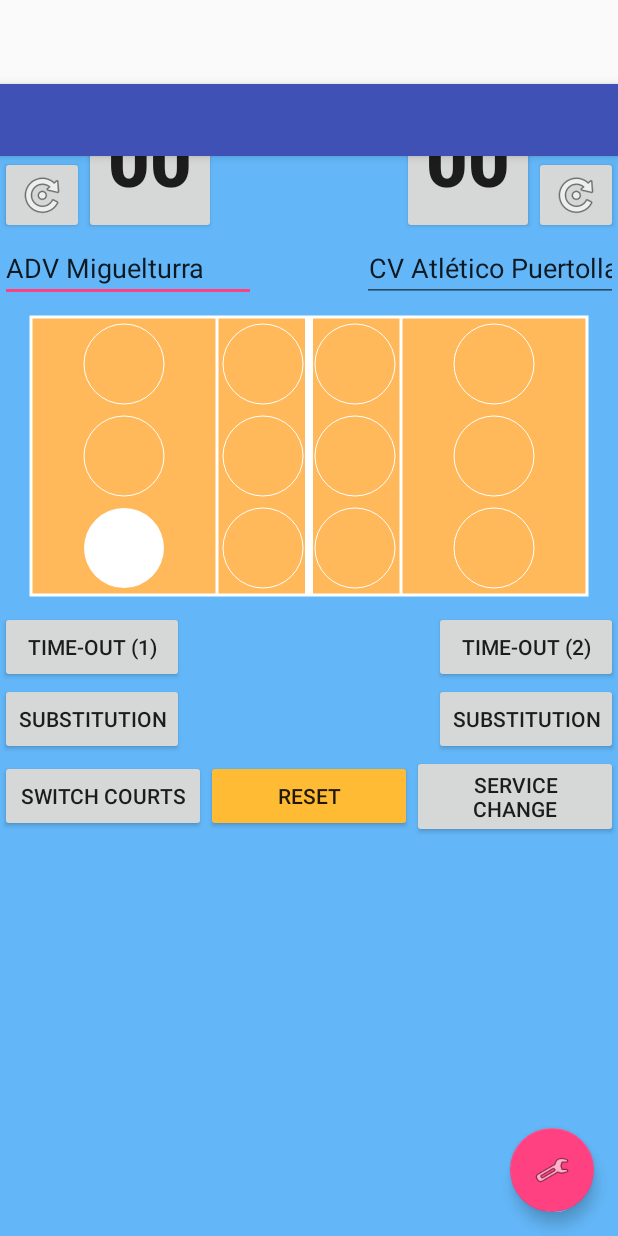
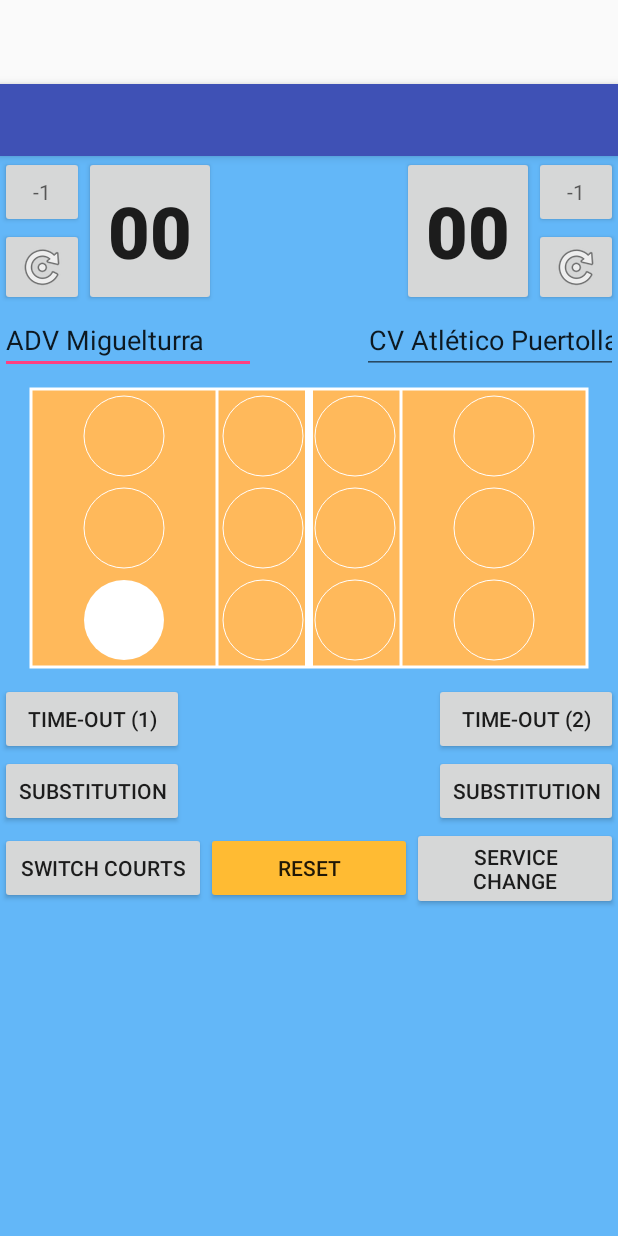
Before and after one commit to ilvidel/second-referee, an Android app: the layout activity_main.xml on its own in the app's theme, with its tools: preview values and no code run, on a phone screen of 412 x 824 dp. Run offline under Robolectric (Android 15) with nearby library versions, the phone set to English and light mode, and no system bars.

Commit message:
layout and i18n improvements

```diff
--- a/app/src/main/res/layout-land/activity_main.xml
+++ b/app/src/main/res/layout-land/activity_main.xml
@@ -99,12 +99,55 @@
 
             </LinearLayout>
 
-            <net.ilvidel.secref.CourtView
-                android:layout_width="0dp"
+            <LinearLayout
+                android:layout_width="wrap_content"
                 android:layout_height="wrap_content"
-                android:id="@+id/court_view"
-                android:onClick="onCourtTap"
-                android:layout_weight="1" />
+                android:layout_weight="1"
+                android:orientation="vertical">
+
+                <net.ilvidel.secref.CourtView
+                    android:id="@+id/court_view"
+                    android:layout_width="match_parent"
+                    android:layout_height="match_parent"
+                    android:layout_weight="10"
+                    android:onClick="onCourtTap" />
+
+                <LinearLayout
+                    android:layout_width="match_parent"
+                    android:layout_height="wrap_content"
+                    android:gravity="center"
+                    android:orientation="horizontal">
+
+                    <Button
+                        android:id="@+id/buttonSwapSides"
+                        android:layout_width="match_parent"
+                        android:layout_height="wrap_content"
+                        android:layout_weight="1"
+                        android:gravity="center"
+                        android:onClick="onSwapSides"
+                        android:text="@string/court_switch" />
+
+                    <Button
+                        android:id="@+id/buttonReset"
+                        android:layout_width="match_parent"
+                        android:layout_height="wrap_content"
+                        android:layout_weight="1"
+                        android:backgroundTint="@android:color/holo_orange_light"
+                        android:gravity="center"
+                        android:onClick="onResetButton"
+                        android:text="@string/reset" />
+
+                    <Button
+                        android:id="@+id/buttonChangeService"
+                        android:layout_width="match_parent"
+                        android:layout_height="wrap_content"
+                        android:layout_weight="1"
+                        android:gravity="center"
+                        android:onClick="onChangeService"
+                        android:text="@string/service_change" />
+                </LinearLayout>
+
+            </LinearLayout>
 
             <LinearLayout
                 android:layout_width="wrap_content"
@@ -154,46 +197,6 @@
             </LinearLayout>
         </LinearLayout>
 
-        <LinearLayout
-            android:layout_width="match_parent"
-            android:layout_height="wrap_content"
-            android:orientation="horizontal">
-
-            <Button
-                android:id="@+id/buttonSwapSides"
-                android:layout_width="match_parent"
-                android:layout_height="wrap_content"
-                android:layout_weight="1"
-                android:onClick="onSwapSides"
-                android:text="@string/court_switch" />
-
-            <Button
-                android:id="@+id/buttonReset"
-                android:layout_width="match_parent"
-                android:layout_height="wrap_content"
-                android:layout_weight="1"
-                android:backgroundTint="@android:color/holo_orange_light"
-                android:onClick="onResetButton"
-                android:text="@string/reset" />
-
-            <Button
-                android:id="@+id/buttonChangeService"
-                android:layout_width="match_parent"
-                android:layout_height="wrap_content"
-                android:layout_weight="1"
-                android:onClick="onChangeService"
-                android:text="@string/service_change" />
-        </LinearLayout>
     </LinearLayout>
 
-    <android.support.design.widget.FloatingActionButton
-        android:layout_width="wrap_content"
-        android:layout_height="wrap_content"
-        android:clickable="true"
-        app:srcCompat="@android:drawable/ic_menu_preferences"
-        android:id="@+id/fab"
-        android:onClick="onShowSetting"
-        android:layout_gravity="bottom|end"
-        android:layout_margin="@dimen/fab_margin" />
-
 </android.support.design.widget.CoordinatorLayout>
--- a/app/src/main/res/layout/activity_main.xml
+++ b/app/src/main/res/layout/activity_main.xml
@@ -11,7 +11,9 @@
     <android.support.design.widget.AppBarLayout
         android:layout_width="match_parent"
         android:layout_height="wrap_content"
-        android:theme="@android:style/Theme.Holo">
+        android:fitsSystemWindows="false"
+        android:theme="@android:style/Theme.Holo"
+        app:expanded="false">
 
         <android.support.v7.widget.Toolbar
             android:id="@+id/toolbar"
@@ -27,7 +29,8 @@
         android:layout_width="match_parent"
         android:layout_height="match_parent"
         android:background="#63b7f8"
-        android:orientation="vertical">
+        android:orientation="vertical"
+        app:layout_behavior="@string/appbar_scrolling_view_behavior">
 
         <LinearLayout
             android:layout_width="match_parent"
@@ -257,13 +260,4 @@
 
     </LinearLayout>
 
-    <android.support.design.widget.FloatingActionButton
-        android:layout_width="wrap_content"
-        android:layout_height="wrap_content"
-        android:clickable="true"
-        app:srcCompat="@android:drawable/ic_menu_preferences"
-        android:id="@+id/fab"
-        android:onClick="onShowSetting"
-        android:layout_gravity="bottom|end"
-        android:layout_margin="@dimen/fab_margin" />
 </android.support.design.widget.CoordinatorLayout>
--- a/build.gradle
+++ b/build.gradle
@@ -5,7 +5,7 @@ buildscript {
         jcenter()
     }
     dependencies {
-        classpath 'com.android.tools.build:gradle:2.2.2'
+        classpath 'com.android.tools.build:gradle:2.3.1'
 
         // NOTE: Do not place your application dependencies here; they belong
         // in the individual module build.gradle files
```
Also changed, not shown: app/build.gradle (+6 -4 lines), app/src/main/res/values/strings.xml (+3 -80 lines), 4 other files.
